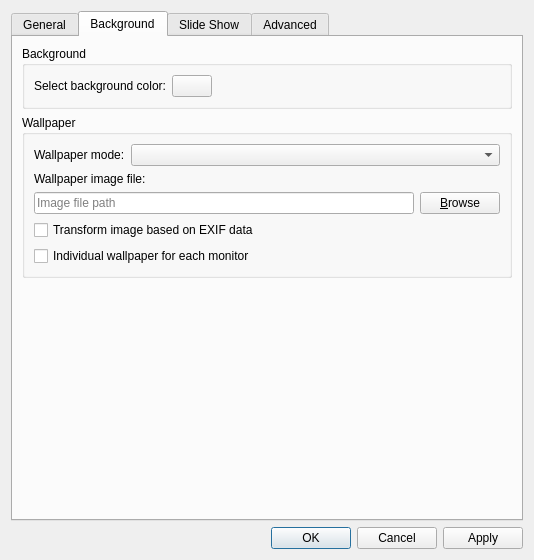
This is pcmanfm/desktop-preferences.ui in lxqt/pcmanfm-qt as Qt 5 draws it before an edit. The edited form follows.
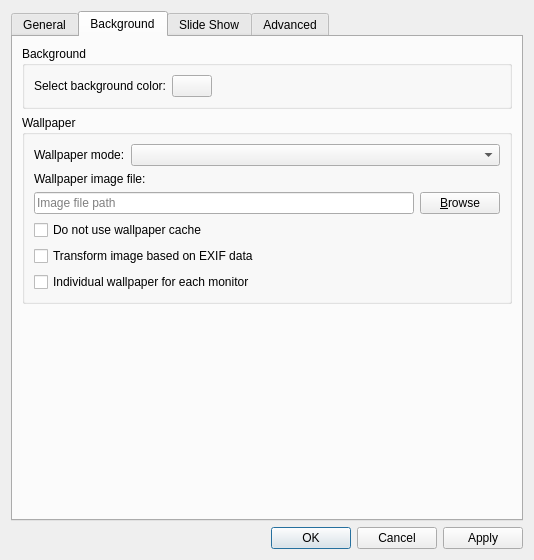
This is the edited form. The open tabs and pages were chosen to show the change. Icons and pictures are not drawn. Custom widgets are drawn as their Qt base class.

Commit message:
Added an option for no wallpaper cache (#2199)
In rare cases, there's a noticeable quality decrease with a cache because the image is saved with Qt's default quality (setting a high quality isn't an option because we want to keep the app lightweight).

```diff
--- a/pcmanfm/desktop-preferences.ui
+++ b/pcmanfm/desktop-preferences.ui
@@ -434,13 +434,20 @@
            </layout>
           </item>
           <item row="3" column="0" colspan="2">
+           <widget class="QCheckBox" name="noCache">
+            <property name="text">
+             <string>Do not use wallpaper cache</string>
+            </property>
+           </widget>
+          </item>
+          <item row="4" column="0" colspan="2">
            <widget class="QCheckBox" name="transformImage">
             <property name="text">
              <string>Transform image based on EXIF data</string>
             </property>
            </widget>
           </item>
-          <item row="4" column="0" colspan="2">
+          <item row="5" column="0" colspan="2">
            <widget class="QCheckBox" name="perScreenWallpaper">
             <property name="text">
              <string>Individual wallpaper for each monitor</string>
```
The commit also changes 4 other files.
